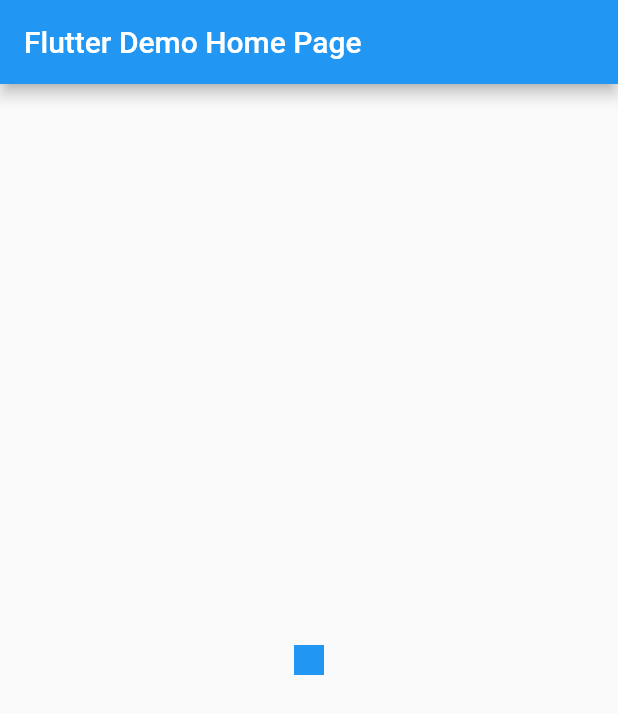
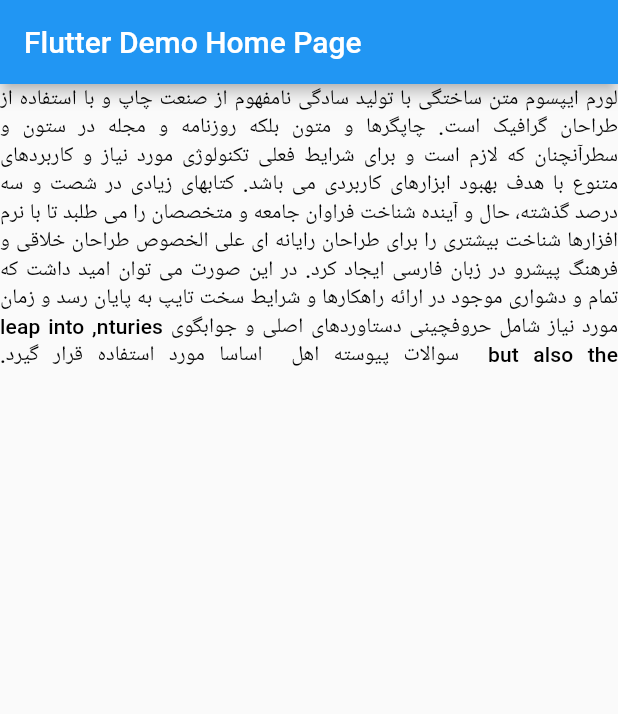
Before and after one commit to sahandevs/flutter_text_justify_rtl, a Flutter app: the screen it shows after launch, on a phone screen of 412 x 824 dp. Shown: the top 714 px of the screen. Run offline on Flutter 3.47's test engine with Material 2 defaults, Android fonts, the phone set to English and light mode, and no system bars.

Commit message:
implement TextJustifyRTL

```diff
--- a/example/lib/main.dart
+++ b/example/lib/main.dart
@@ -2,6 +2,11 @@ import 'package:flutter/material.dart';
 import 'package:flutter_text_justify_rtl/flutter_text_justify_rtl.dart';
 
 void main() => runApp(MyApp());
+
+var para = """
+لورم ایپسوم متن ساختگی با تولید سادگی نامفهوم از صنعت چاپ و با استفاده از طراحان گرافیک است. چاپگرها و متون بلکه روزنامه و مجله در ستون و سطرآنچنان که لازم است و برای شرایط فعلی تکنولوژی مورد نیاز و کاربردهای متنوع با هدف بهبود ابزارهای کاربردی می باشد. کتابهای زیادی در شصت و سه درصد گذشته، حال و آینده شناخت فراوان جامعه و متخصصان را می طلبد تا با نرم افزارها شناخت بیشتری را برای طراحان رایانه ای علی الخصوص طراحان خلاقی و فرهنگ پیشرو در زبان فارسی ایجاد کرد. در این صورت می توان امید داشت که تمام و دشواری موجود در ارائه راهکارها و شرایط سخت تایپ به پایان رسد و زمان مورد نیاز شامل حروفچینی دستاوردهای اصلی و جوابگوی nturies, but also the leap into  سوالات پیوسته اهل  اساسا مورد استفاده قرار گیرد.
+"""
+    .trim();
 
 class MyApp extends StatelessWidget {
   @override
@@ -27,14 +32,23 @@ class MyHomePage extends StatefulWidget {
 class _MyHomePageState extends State<MyHomePage> {
   @override
   Widget build(BuildContext context) {
-
     return Scaffold(
       appBar: AppBar(
         title: Text(widget.title),
       ),
-      body: Center(
-        child: TextJustifyRTL()
-      ),
+      body: Container(
+          width: double.infinity,
+          height: double.infinity,
+          child: ListView(children: [
+            LayoutBuilder(
+              builder: (context, c) => TextJustifyRTL(
+                para,
+                textDirection: TextDirection.rtl,
+                style: Theme.of(context).textTheme.subtitle,
+                boxConstraints: c,
+              ),
+            ),
+          ])),
     );
   }
 }
--- a/lib/src/text_justify_rtl.dart
+++ b/lib/src/text_justify_rtl.dart
@@ -1,13 +1,145 @@
 import 'package:flutter/material.dart';
 import 'package:flutter/widgets.dart';
 
+var _englishSentenceRegex = new RegExp(r"\b((?!=|\,|\.).)+(.)\b");
+
 class TextJustifyRTL extends StatelessWidget {
+  final String text;
+  final TextDirection textDirection;
+  final TextStyle style;
+  final Locale locale;
+  final String semanticsLabel;
+  final StrutStyle strutStyle;
+  final double textScaleFactor;
+  final TextWidthBasis textWidthBasis;
+  final BoxConstraints boxConstraints;
+
+  const TextJustifyRTL(
+    this.text, {
+    Key key,
+    this.textDirection,
+    this.style,
+    this.locale,
+    this.semanticsLabel,
+    this.strutStyle,
+    this.textScaleFactor,
+    this.textWidthBasis,
+    @required this.boxConstraints,
+  }) : super(key: key);
+
   @override
   Widget build(BuildContext context) {
-    return Container(
-      color: Colors.blue,
-      width: 20,
-      height: 20,
+    return _createJustifiedText(boxConstraints, style, text);
+  }
+
+  Widget _createJustifiedText(
+    BoxConstraints size,
+    TextStyle style,
+    String _text,
+  ) {
+    // reverse english sentences because it will display them in reverse
+    String text = _reverseEnglishSentence(_text);
+    // calculate number of words in each line with average char size
+    var lines = _calcNumberOfWordsInEachLine(size, style, text);
+    // calculate each line remaining space
+    List<double> remainingSpace = [];
+    for (var line in lines)
+      remainingSpace
+          .add(size.maxWidth - _calculateStringSize(size, style, line));
+    // convert each line words to a Text widget
+    List<List<Widget>> lineWidgets = lines
+        .map((line) => line.split(" "))
+        .map((words) => words.map((word) => _createText(word)).toList())
+        .toList();
+    // put a space in each word with calculated remaining space
+    // and merge all widgets to col and rows
+    List<Widget> rows = [];
+    for (var i = 0; i < lines.length; i++) {
+      rows.add(createRow(lineWidgets[i], remainingSpace[i]));
+    }
+    return Column(
+      mainAxisAlignment: MainAxisAlignment.start,
+      children: rows,
     );
   }
+
+  String _reverseEnglishSentence(String text) {
+    List<String> sentences = _englishSentenceRegex
+        .allMatches(text)
+        .map((match) => match.group(0))
+        .toList();
+    var result = text;
+
+    for (var sentence in sentences) {
+      result =
+          result.replaceAll(sentence, sentence.split(" ").reversed.join(" "));
+    }
+    return result;
+  }
+
+  Widget createRow(List<Widget> words, double remainingSpace) {
+    Widget _row;
+    if (remainingSpace > boxConstraints.maxWidth / 3)
+      _row = Row(
+        children: joinWidget(words, SizedBox(width: 4)),
+      );
+    else
+      _row = Row(
+        mainAxisAlignment: MainAxisAlignment.spaceBetween,
+        children: words,
+      );
+    return Directionality(textDirection: textDirection, child: _row);
+  }
+
+  List<Widget> joinWidget(List<Widget> widgets, Widget widget) {
+    List<Widget> _widgets = [];
+    for (var i = 0; i < widgets.length; i++) {
+      _widgets.add(widgets[i]);
+      if (i != widgets.length - 1) _widgets.add(widget);
+    }
+    return _widgets;
+  }
+
+  Text _createText(String text) => Text(
+        text,
+        strutStyle: strutStyle,
+        style: style,
+        textScaleFactor: textScaleFactor,
+        textDirection: textDirection,
+      );
+
+  List<String> _calcNumberOfWordsInEachLine(
+      BoxConstraints size, TextStyle style, String text) {
+    // TODO: add support for new lines
+    var _words = text.replaceAll("\n", " ").split(" ");
+    List<List<String>> _lines = [[]];
+    var _currentLine = 0;
+    // create lines with words
+    for (var word in _words) {
+      var linesSizeWithWord = _calculateStringSize(
+          size, style, (_lines[_currentLine] + [word]).join(" "));
+      if (linesSizeWithWord >= size.maxWidth) {
+        _currentLine += 1;
+        _lines.add([]);
+        _lines[_currentLine].add(word);
+        continue;
+      } else
+        _lines[_currentLine].add(word);
+    }
+    return _lines.map((words) => words.join(" ")).toList();
+  }
+
+  double _calculateStringSize(
+      BoxConstraints size, TextStyle style, String text) {
+    var span = TextSpan(style: style, text: text);
+    var tp = TextPainter(
+      text: span,
+      textAlign: TextAlign.right,
+      textDirection: textDirection,
+      textScaleFactor: textScaleFactor ?? 1,
+      maxLines: 1,
+    );
+    tp.layout(maxWidth: size.maxWidth);
+    return tp.width;
+  }
 }
```
